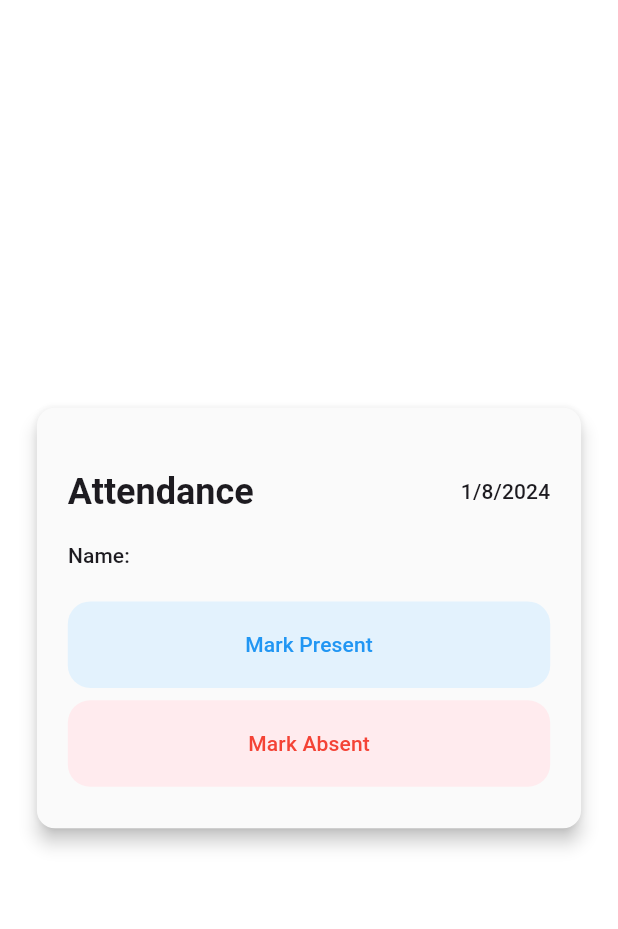
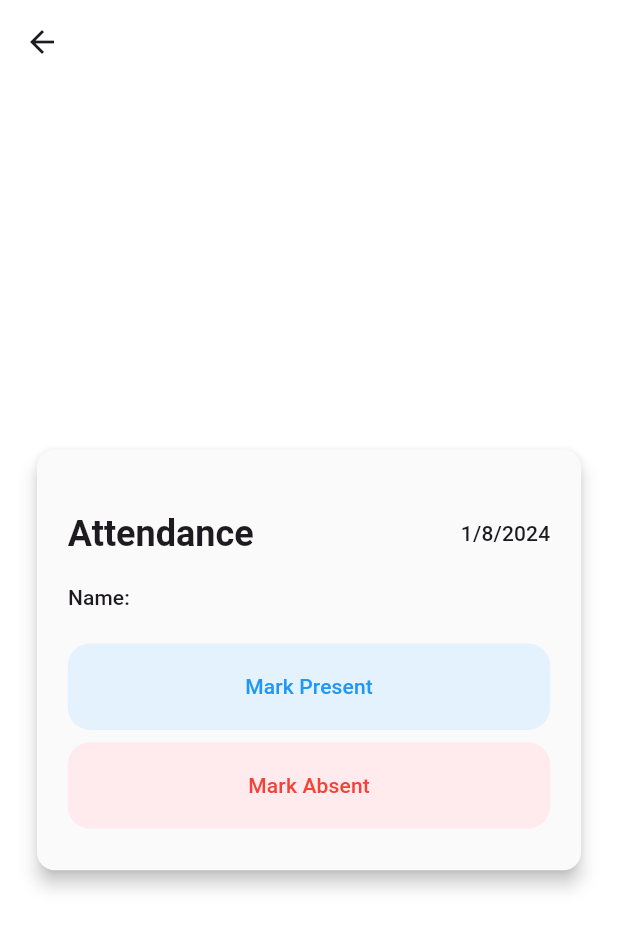
Before and after one commit to abdullahq19/attendance-manager, a Flutter app: the HomePage screen opened directly, after a tap on "🗓️", on a phone screen of 412 x 824 dp. Shown: the top 929 px of the screen. Run offline on Flutter 3.47's test engine with Material 3 defaults, Android fonts, the phone set to English and light mode, and no system bars; our stand-ins replace cloud_firestore, firebase_auth, firebase_core, firebase_storage, google_sign_in, image_picker; accounts and stored records are empty; network calls fail.

```diff
--- a/lib/main.dart
+++ b/lib/main.dart
@@ -8,6 +8,7 @@ import 'package:attendance_management_system/screens/home/view/home_page.dart';
 import 'package:attendance_management_system/screens/register/providers/register_page_provider.dart';
 import 'package:attendance_management_system/screens/sign%20in/providers/sign_in_page_provider.dart';
 import 'package:attendance_management_system/screens/sign%20in/view/sign_in.dart';
+import 'package:attendance_management_system/screens/students/providers/student_page_provider.dart';
 import 'package:firebase_auth/firebase_auth.dart';
 import 'package:firebase_core/firebase_core.dart';
 import 'package:flutter/material.dart';
@@ -18,7 +19,7 @@ String initialRoute = SignInPage.pageName;
 void main() async {
   WidgetsFlutterBinding.ensureInitialized();
   await Firebase.initializeApp(options: DefaultFirebaseOptions.currentPlatform);
-  FirebaseAuth.instance.authStateChanges().listen((user) async{
+  FirebaseAuth.instance.authStateChanges().listen((user) async {
     if (user == null) {
       log('User is not signed in');
       initialRoute = SignInPage.pageName;
@@ -42,6 +43,9 @@ void main() async {
     ),
     ChangeNotifierProvider(
       create: (context) => AttendancePageProvider(),
+    ),
+    ChangeNotifierProvider(
+      create: (context) => StudentPageProvider(),
     )
   ], child: const MyApp()));
 }
--- a/lib/screens/app_common_button.dart
+++ b/lib/screens/app_common_button.dart
@@ -7,6 +7,7 @@ class AppCommonButton extends StatelessWidget {
       this.height,
       this.color,
       required this.child,
+      this.borderRadius = 15,
       required this.onPressed});
 
   final double width;
@@ -14,6 +15,7 @@ class AppCommonButton extends StatelessWidget {
   final Widget child;
   final Color? color;
   final Function()? onPressed;
+  final double borderRadius;
 
   @override
   Widget build(BuildContext context) {
@@ -23,7 +25,7 @@ class AppCommonButton extends StatelessWidget {
         child: CupertinoButton(
             onPressed: onPressed,
             color: color,
-            borderRadius: BorderRadius.circular(15),
+            borderRadius: BorderRadius.circular(borderRadius),
             child: child));
   }
 }
--- a/lib/screens/attendance/view/attendance_page.dart
+++ b/lib/screens/attendance/view/attendance_page.dart
@@ -1,7 +1,5 @@
 import 'package:attendance_management_system/consts.dart';
-import 'package:attendance_management_system/screens/attendance/view/widgets/mark_absent_button.dart';
-import 'package:attendance_management_system/screens/attendance/view/widgets/mark_present_button.dart';
-import 'package:attendance_management_system/screens/attendance/view/widgets/username_text.dart';
+import 'package:attendance_management_system/screens/attendance/view/widgets/attendance_page_card.dart';
 import 'package:flutter/material.dart';
 
 class AttendancePage extends StatelessWidget {
@@ -11,48 +9,14 @@ class AttendancePage extends StatelessWidget {
 
   @override
   Widget build(BuildContext context) {
-    final Size(:width, :height) = MediaQuery.sizeOf(context);
     return Scaffold(
+      appBar: AppBar(
+          backgroundColor: AppColors.white,
+          leading: IconButton(
+              onPressed: () => Navigator.of(context).pop(),
+              icon: const Icon(Icons.arrow_back))),
       backgroundColor: AppColors.white,
-      body: Center(
-          child: SizedBox(
-        width: width * 0.9,
-        height: height * 0.35,
-        child: Card(
-          elevation: 5,
-          color: Colors.grey.shade50,
-          child: Column(
-            mainAxisAlignment: MainAxisAlignment.center,
-            children: [
-              Padding(
-                padding: EdgeInsets.symmetric(
-                    horizontal: width * 0.05, vertical: height * 0.02),
-                child: Row(
-                  mainAxisAlignment: MainAxisAlignment.spaceBetween,
-                  children: [
-                    Align(
-                        alignment: Alignment.centerLeft,
-                        child: Text(
-                          'Attendance',
-                          style: Theme.of(context)
-                              .textTheme
-                              .headlineSmall
-                              ?.copyWith(fontWeight: FontWeight.bold),
-                        )),
-                    Text(
-                      '${currentdateTime.day}/${currentdateTime.month}/${currentdateTime.year}',
-                      style: Theme.of(context).textTheme.labelLarge,
-                    ),
-                  ],
-                ),
-              ),
-              const UsernameText(),
-              const MarkPresentButton(),
-              const MarkAbsentButton(),
-            ],
-          ),
-        ),
-      )),
+      body: const Center(child: AttendancePageCard()),
     );
   }
 }
--- /dev/null
+++ b/lib/screens/attendance/view/widgets/attendance_page_card.dart
@@ -0,0 +1,31 @@
+import 'package:attendance_management_system/screens/attendance/view/widgets/attendance_page_header_row.dart';
+import 'package:attendance_management_system/screens/attendance/view/widgets/mark_absent_button.dart';
+import 'package:attendance_management_system/screens/attendance/view/widgets/mark_present_button.dart';
+import 'package:attendance_management_system/screens/attendance/view/widgets/username_text.dart';
+import 'package:flutter/material.dart';
+
+class AttendancePageCard extends StatelessWidget {
+  const AttendancePageCard({super.key});
+
+  @override
+  Widget build(BuildContext context) {
+    final Size(:width, :height) = MediaQuery.sizeOf(context);
+    return SizedBox(
+      width: width * 0.9,
+      height: height * 0.35,
+      child: Card(
+        elevation: 5,
+        color: Colors.grey.shade50,
+        child: const Column(
+          mainAxisAlignment: MainAxisAlignment.center,
+          children: [
+            AttendancePageHeaderRow(),
+            UsernameText(),
+            MarkPresentButton(),
+            MarkAbsentButton(),
+          ],
+        ),
+      ),
+    );
+  }
+}
--- /dev/null
+++ b/lib/screens/attendance/view/widgets/attendance_page_header_row.dart
@@ -0,0 +1,33 @@
+import 'package:attendance_management_system/consts.dart';
+import 'package:flutter/material.dart';
+
+class AttendancePageHeaderRow extends StatelessWidget {
+  const AttendancePageHeaderRow({super.key});
+
+  @override
+  Widget build(BuildContext context) {
+    final Size(:width, :height) = MediaQuery.sizeOf(context);
+    return Padding(
+      padding: EdgeInsets.symmetric(
+          horizontal: width * 0.05, vertical: height * 0.02),
+      child: Row(
+        mainAxisAlignment: MainAxisAlignment.spaceBetween,
+        children: [
+          Align(
+              alignment: Alignment.centerLeft,
+              child: Text(
+                'Attendance',
+                style: Theme.of(context)
+                    .textTheme
+                    .headlineSmall
+                    ?.copyWith(fontWeight: FontWeight.bold),
+              )),
+          Text(
+            '${currentdateTime.day}/${currentdateTime.month}/${currentdateTime.year}',
+            style: Theme.of(context).textTheme.labelLarge,
+          ),
+        ],
+      ),
+    );
+  }
+}
--- a/lib/screens/home/view/home_page.dart
+++ b/lib/screens/home/view/home_page.dart
@@ -2,6 +2,7 @@ import 'dart:developer';
 import 'package:attendance_management_system/consts.dart';
 import 'package:attendance_management_system/screens/attendance/providers/attendance_page_provider.dart';
 import 'package:attendance_management_system/screens/home/providers/home_page_provider.dart';
+import 'package:attendance_management_system/screens/home/view/widgets/drawer_username_text.dart';
 import 'package:attendance_management_system/screens/home/view/widgets/home_to_attendance_page.dart';
 import 'package:attendance_management_system/screens/home/view/widgets/home_to_leaves_page.dart';
 import 'package:attendance_management_system/screens/home/view/widgets/home_to_students_page.dart';
@@ -54,7 +55,11 @@ class _HomePageState extends State<HomePage> {
           mainAxisAlignment: MainAxisAlignment.center,
           children: [
             const ProfilePicWidget(),
-            SizedBox(height: height * 0.05),
+            SizedBox(
+              height: height * 0.03,
+            ),
+            const DrawerUsernameText(),
+            SizedBox(height: height * 0.03),
             SizedBox(
               width: width * 0.7,
               child: TextButton(
--- /dev/null
+++ b/lib/screens/home/view/widgets/drawer_username_text.dart
@@ -0,0 +1,16 @@
+import 'package:attendance_management_system/screens/register/providers/register_page_provider.dart';
+import 'package:flutter/material.dart';
+import 'package:provider/provider.dart';
+
+class DrawerUsernameText extends StatelessWidget {
+  const DrawerUsernameText({super.key});
+
+  @override
+  Widget build(BuildContext context) {
+    final name = Provider.of<RegisterPageProvider>(context).currentUsername;
+    return Text(
+      '$name',
+      style: Theme.of(context).textTheme.titleLarge?.copyWith(fontWeight: FontWeight.bold),
+    );
+  }
+}
--- a/lib/validation.dart
+++ b/lib/validation.dart
@@ -42,4 +42,6 @@ extension Validation on String {
     }
     return null;
   }
+
+  String capitalizeInitial() => length > 0 ?'${this[0].toUpperCase()}${substring(1).toLowerCase()}':'';
 }
--- a/pubspec.yaml
+++ b/pubspec.yaml
@@ -42,6 +42,7 @@ dependencies:
   google_sign_in: ^6.2.1
   image_picker: ^1.1.2
   firebase_storage: ^12.1.2
+  intl: ^0.19.0
 
 dev_dependencies:
   flutter_test:
```
Also changed, not shown: lib/screens/attendance/providers/attendance_page_provider.dart (+36 -6 lines), lib/screens/students/models/marked_students.dart (added, +84 -0 lines), lib/screens/students/providers/student_page_provider.dart (added, +82 -0 lines), lib/screens/students/view/students_page.dart (+94 -3 lines), pubspec.lock.
